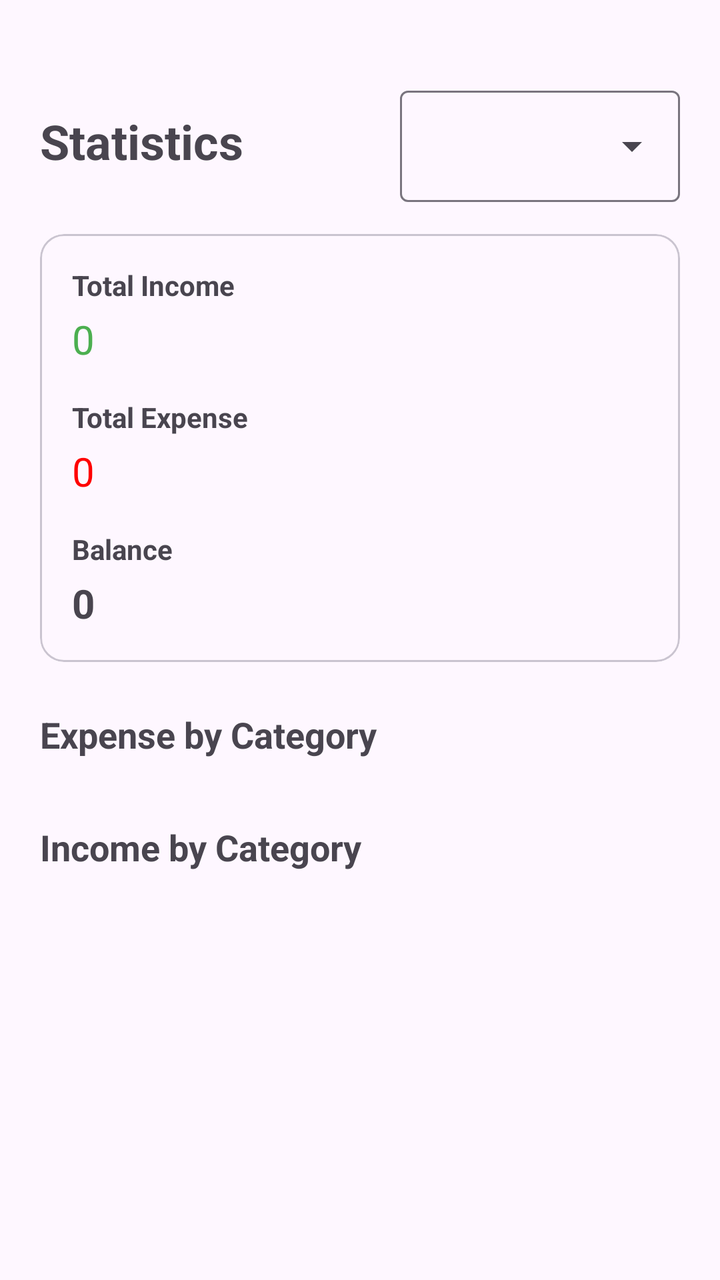
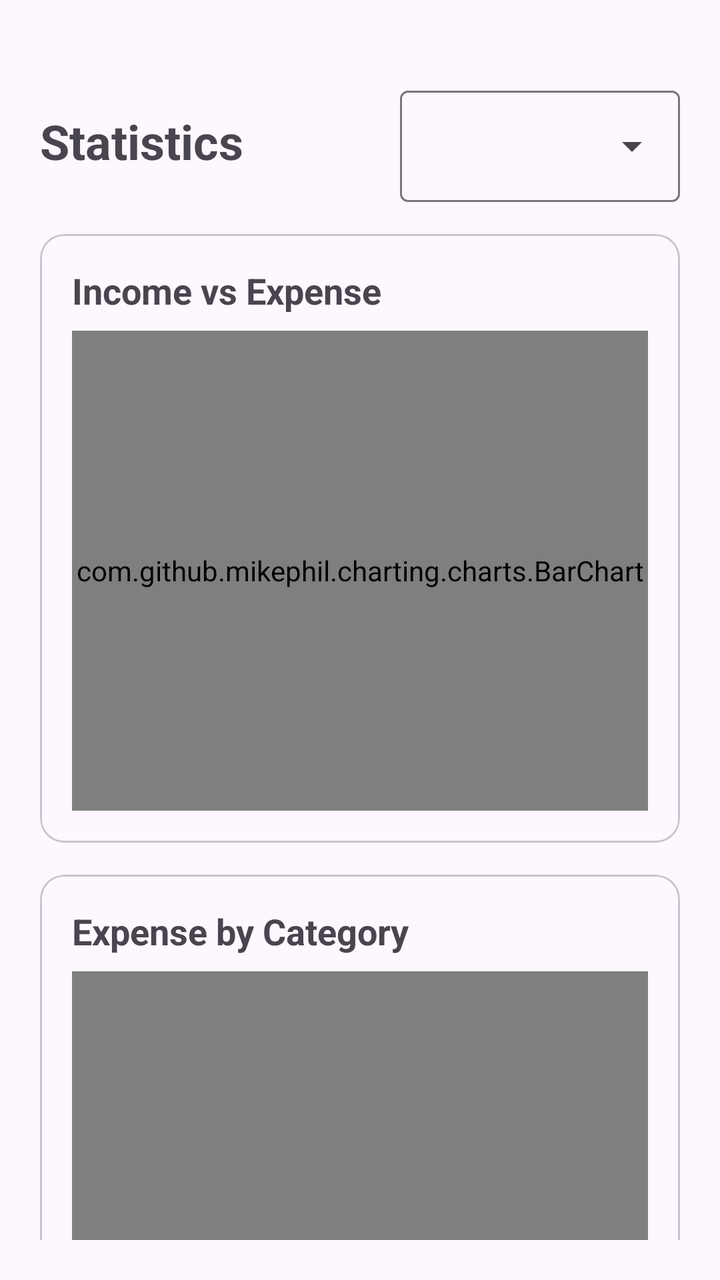

Screens rendered from an Android XML layout before and after an edit, with the pre-edit source and the edit as a unified diff.
<!-- AndroidManifest.xml: application theme Theme.ExpenseTracker -->
<!-- res/layout/fragment_statistics.xml -->
<?xml version="1.0" encoding="utf-8"?>
<androidx.core.widget.NestedScrollView
    xmlns:android="http://schemas.android.com/apk/res/android"
    android:layout_width="match_parent"
    android:layout_height="match_parent"
    android:fillViewport="true"
    android:padding="20dp">

    <LinearLayout
        android:layout_width="match_parent"
        android:layout_height="wrap_content"
        android:orientation="vertical"
        android:layout_marginTop="20dp">

        <LinearLayout
            android:layout_width="match_parent"
            android:layout_height="wrap_content"
            android:gravity="center_vertical"
            android:orientation="horizontal">

            <TextView
                android:layout_width="0dp"
                android:layout_height="wrap_content"
                android:layout_weight="1"
                android:text="Statistics"
                android:textSize="24sp"
                android:textStyle="bold" />

            <com.google.android.material.textfield.TextInputLayout
                android:id="@+id/tilTimeFilter"
                style="@style/Widget.Material3.TextInputLayout.OutlinedBox.ExposedDropdownMenu"
                android:layout_width="140dp"
                android:layout_height="wrap_content">

                <AutoCompleteTextView
                    android:id="@+id/actTimeFilter"
                    android:layout_width="match_parent"
                    android:layout_height="wrap_content"
                    android:inputType="none" />

            </com.google.android.material.textfield.TextInputLayout>

        </LinearLayout>

        

        <com.google.android.material.card.MaterialCardView
            android:layout_width="match_parent"
            android:layout_height="wrap_content"
            android:layout_marginTop="16dp">

            <LinearLayout
                android:layout_width="match_parent"
                android:layout_height="wrap_content"
                android:orientation="vertical"
                android:padding="16dp">

                <TextView
                    android:layout_width="wrap_content"
                    android:layout_height="wrap_content"
                    android:text="Total Income"
                    android:textStyle="bold" />

                <TextView
                    android:id="@+id/tvTotalIncome"
                    android:layout_width="match_parent"
                    android:layout_height="wrap_content"
                    android:layout_marginTop="4dp"
                    android:text="0"
                    android:textSize="20sp"
                    android:textColor="@color/green"/>

                <TextView
                    android:layout_width="wrap_content"
                    android:layout_height="wrap_content"
                    android:layout_marginTop="16dp"
                    android:text="Total Expense"
                    android:textStyle="bold" />

                <TextView
                    android:id="@+id/tvTotalExpense"
                    android:layout_width="match_parent"
                    android:layout_height="wrap_content"
                    android:layout_marginTop="4dp"
                    android:text="0"
                    android:textSize="20sp"
                    android:textColor="@color/red"/>

                <TextView
                    android:layout_width="wrap_content"
                    android:layout_height="wrap_content"
                    android:layout_marginTop="16dp"
                    android:text="Balance"
                    android:textStyle="bold" />

                <TextView
                    android:id="@+id/tvBalance"
                    android:layout_width="match_parent"
                    android:layout_height="wrap_content"
                    android:layout_marginTop="4dp"
                    android:text="0"
                    android:textSize="20sp"
                    android:textStyle="bold" />

            </LinearLayout>

        </com.google.android.material.card.MaterialCardView>

        

        <TextView
            android:layout_width="wrap_content"
            android:layout_height="wrap_content"
            android:layout_marginTop="24dp"
            android:text="Expense by Category"
            android:textSize="18sp"
            android:textStyle="bold" />

        <androidx.recyclerview.widget.RecyclerView
            android:id="@+id/rvExpenseByCategory"
            android:layout_width="match_parent"
            android:layout_height="wrap_content"
            android:layout_marginTop="8dp"
            android:nestedScrollingEnabled="false" />

        

        <TextView
            android:layout_width="wrap_content"
            android:layout_height="wrap_content"
            android:layout_marginTop="24dp"
            android:text="Income by Category"
            android:textSize="18sp"
            android:textStyle="bold" />

        <androidx.recyclerview.widget.RecyclerView
            android:id="@+id/rvIncomeByCategory"
            android:layout_width="match_parent"
            android:layout_height="wrap_content"
            android:layout_marginTop="8dp"
            android:nestedScrollingEnabled="false" />

        <Space
            android:layout_width="match_parent"
            android:layout_height="16dp" />

    </LinearLayout>

</androidx.core.widget.NestedScrollView>
<!-- resources referenced by this layout -->
<resources>
  <color name="green">#4CAF50</color>
  <color name="red">#FF0000</color>
  <style name="Theme.ExpenseTracker" parent="Base.Theme.ExpenseTracker" />
  <style name="Base.Theme.ExpenseTracker" parent="Theme.Material3.DayNight.NoActionBar">
          
          
      </style>
</resources>

<!-- the commit's change to res/layout/fragment_statistics.xml (unified diff, before → after) -->
@@ -58,49 +58,15 @@
                 <TextView
                     android:layout_width="wrap_content"
                     android:layout_height="wrap_content"
-                    android:text="Total Income"
+                    android:text="Income vs Expense"
+                    android:textSize="18sp"
                     android:textStyle="bold" />
 
-                <TextView
-                    android:id="@+id/tvTotalIncome"
+                <com.github.mikephil.charting.charts.BarChart
+                    android:id="@+id/barChartIncomeExpense"
                     android:layout_width="match_parent"
-                    android:layout_height="wrap_content"
-                    android:layout_marginTop="4dp"
-                    android:text="0"
-                    android:textSize="20sp"
-                    android:textColor="@color/green"/>
-
-                <TextView
-                    android:layout_width="wrap_content"
-                    android:layout_height="wrap_content"
-                    android:layout_marginTop="16dp"
-                    android:text="Total Expense"
-                    android:textStyle="bold" />
-
-                <TextView
-                    android:id="@+id/tvTotalExpense"
-                    android:layout_width="match_parent"
-                    android:layout_height="wrap_content"
-                    android:layout_marginTop="4dp"
-                    android:text="0"
-                    android:textSize="20sp"
-                    android:textColor="@color/red"/>
-
-                <TextView
-                    android:layout_width="wrap_content"
-                    android:layout_height="wrap_content"
-                    android:layout_marginTop="16dp"
-                    android:text="Balance"
-                    android:textStyle="bold" />
-
-                <TextView
-                    android:id="@+id/tvBalance"
-                    android:layout_width="match_parent"
-                    android:layout_height="wrap_content"
-                    android:layout_marginTop="4dp"
-                    android:text="0"
-                    android:textSize="20sp"
-                    android:textStyle="bold" />
+                    android:layout_height="240dp"
+                    android:layout_marginTop="8dp" />
 
             </LinearLayout>
 
@@ -108,37 +74,93 @@
 
         
 
-        <TextView
-            android:layout_width="wrap_content"
-            android:layout_height="wrap_content"
-            android:layout_marginTop="24dp"
-            android:text="Expense by Category"
-            android:textSize="18sp"
-            android:textStyle="bold" />
-
-        <androidx.recyclerview.widget.RecyclerView
-            android:id="@+id/rvExpenseByCategory"
+        <com.google.android.material.card.MaterialCardView
             android:layout_width="match_parent"
             android:layout_height="wrap_content"
-            android:layout_marginTop="8dp"
-            android:nestedScrollingEnabled="false" />
+            android:layout_marginTop="16dp">
+
+            <LinearLayout
+                android:layout_width="match_parent"
+                android:layout_height="wrap_content"
+                android:orientation="vertical"
+                android:padding="16dp">
+
+                <TextView
+                    android:layout_width="wrap_content"
+                    android:layout_height="wrap_content"
+                    android:text="Expense by Category"
+                    android:textSize="18sp"
+                    android:textStyle="bold" />
+
+                <com.github.mikephil.charting.charts.PieChart
+                    android:id="@+id/pieChartExpenseByCategory"
+                    android:layout_width="match_parent"
+                    android:layout_height="300dp"
+                    android:layout_marginTop="8dp" />
+
+            </LinearLayout>
+
+        </com.google.android.material.card.MaterialCardView>
 
         
 
-        <TextView
-            android:layout_width="wrap_content"
-            android:layout_height="wrap_content"
-            android:layout_marginTop="24dp"
-            android:text="Income by Category"
-            android:textSize="18sp"
-            android:textStyle="bold" />
-
-        <androidx.recyclerview.widget.RecyclerView
-            android:id="@+id/rvIncomeByCategory"
+        <com.google.android.material.card.MaterialCardView
             android:layout_width="match_parent"
             android:layout_height="wrap_content"
-            android:layout_marginTop="8dp"
-            android:nestedScrollingEnabled="false" />
+            android:layout_marginTop="16dp">
+
+            <LinearLayout
+                android:layout_width="match_parent"
+                android:layout_height="wrap_content"
+                android:orientation="vertical"
+                android:padding="16dp">
+
+                <TextView
+                    android:layout_width="wrap_content"
+                    android:layout_height="wrap_content"
+                    android:text="Income by Category"
+                    android:textSize="18sp"
+                    android:textStyle="bold" />
+
+                <com.github.mikephil.charting.charts.PieChart
+                    android:id="@+id/pieChartIncomeByCategory"
+                    android:layout_width="match_parent"
+                    android:layout_height="300dp"
+                    android:layout_marginTop="8dp" />
+
+            </LinearLayout>
+
+        </com.google.android.material.card.MaterialCardView>
+
+        
+
+        <com.google.android.material.card.MaterialCardView
+            android:layout_width="match_parent"
+            android:layout_height="wrap_content"
+            android:layout_marginTop="16dp">
+
+            <LinearLayout
+                android:layout_width="match_parent"
+                android:layout_height="wrap_content"
+                android:orientation="vertical"
+                android:padding="16dp">
+
+                <TextView
+                    android:layout_width="wrap_content"
+                    android:layout_height="wrap_content"
+                    android:text="Income &amp; Expense Trend"
+                    android:textSize="18sp"
+                    android:textStyle="bold" />
+
+                <com.github.mikephil.charting.charts.LineChart
+                    android:id="@+id/lineChartTrend"
+                    android:layout_width="match_parent"
+                    android:layout_height="260dp"
+                    android:layout_marginTop="8dp" />
+
+            </LinearLayout>
+
+        </com.google.android.material.card.MaterialCardView>
 
         <Space
             android:layout_width="match_parent"
<!-- resource entries referenced after the edit -->
@@ -1,7 +1,5 @@
 <!-- resources referenced by this layout -->
 <resources>
-  <color name="green">#4CAF50</color>
-  <color name="red">#FF0000</color>
   <style name="Theme.ExpenseTracker" parent="Base.Theme.ExpenseTracker" />
   <style name="Base.Theme.ExpenseTracker" parent="Theme.Material3.DayNight.NoActionBar">
           
